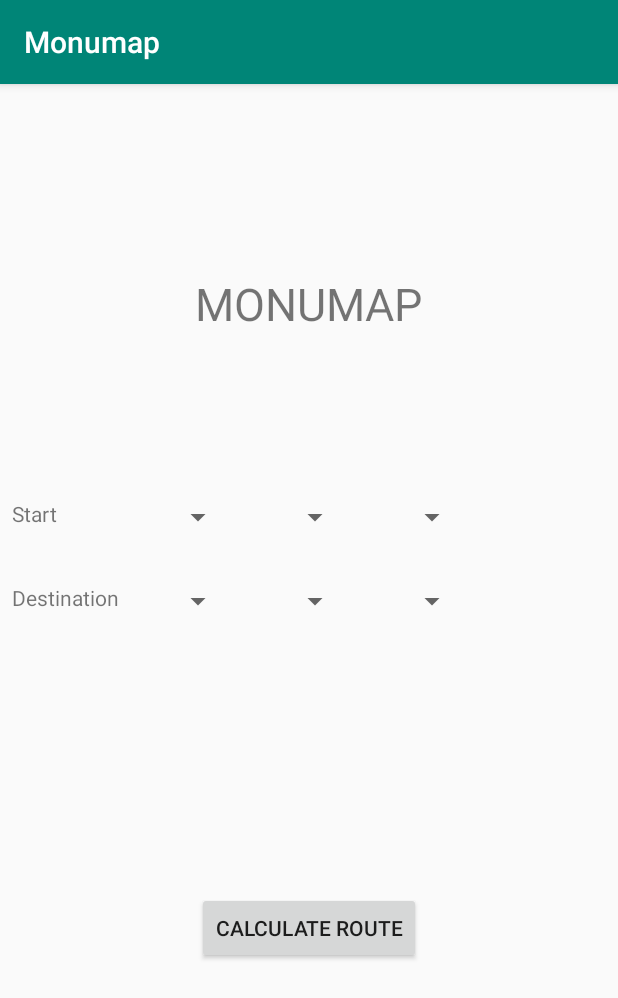
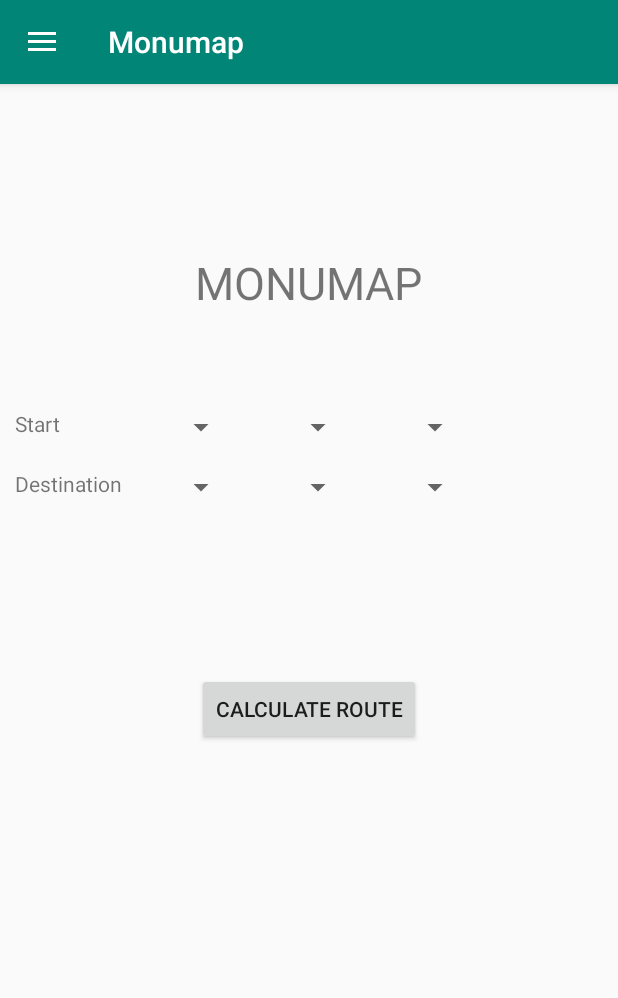
Before and after one commit to fossij/Monumap, an Android app: the screen it shows after launch (Home), on a phone screen of 412 x 824 dp. Shown: the top 998 px of the screen. Run offline under Robolectric (Android 15) with nearby library versions, the phone set to English and light mode, and no system bars.

Commit message:
Added settings page

```diff
--- a/app/build.gradle
+++ b/app/build.gradle
@@ -22,6 +22,7 @@ android {
 dependencies {
     implementation fileTree(dir: 'libs', include: ['*.jar'])
     implementation 'com.android.support:appcompat-v7:28.0.0'
+    implementation 'com.android.support:design:28.0.0'
     implementation 'com.android.support.constraint:constraint-layout:1.1.3'
     implementation 'com.android.support:design:28.0.0'
     implementation 'com.android.support:support-v4:28.0.0'
--- a/app/src/main/java/edu/wit/mobileapp/monumap/Home.java
+++ b/app/src/main/java/edu/wit/mobileapp/monumap/Home.java
@@ -2,25 +2,50 @@ package edu.wit.mobileapp.monumap;
 
 import android.content.Context;
 import android.content.Intent;
+import android.content.SharedPreferences;
+import android.support.annotation.NonNull;
+import android.support.design.widget.NavigationView;
+import android.support.v4.view.GravityCompat;
+import android.support.v4.widget.DrawerLayout;
+import android.support.v7.app.ActionBarDrawerToggle;
 import android.support.v7.app.AppCompatActivity;
 import android.os.Bundle;
-import android.util.Log;
+import android.support.v7.widget.Toolbar;
+import android.view.MenuItem;
 import android.view.View;
 import android.widget.Button;
 
 import java.util.ArrayList;
 
+import edu.wit.mobileapp.monumap.Dialogs.Settings;
 import edu.wit.mobileapp.monumap.Entities.Direction;
 import edu.wit.mobileapp.monumap.Entities.Instruction;
 import edu.wit.mobileapp.monumap.Entities.Location;
 import edu.wit.mobileapp.monumap.Entities.Route;
 
-public class Home extends AppCompatActivity {
+public class Home extends AppCompatActivity implements NavigationView.OnNavigationItemSelectedListener {
+    private DrawerLayout drawerLayout;
+    private SharedPreferences sharedPreferences;
 
     @Override
     protected void onCreate(Bundle savedInstanceState) {
         super.onCreate(savedInstanceState);
         setContentView(R.layout.home);
+        initializeStorage();
+
+        // create toolbar
+        Toolbar toolbar = findViewById(R.id.home_toolbar);
+        setSupportActionBar(toolbar);
+
+        // create drawer
+        drawerLayout = findViewById(R.id.home_drawer);
+        ActionBarDrawerToggle toggle = new ActionBarDrawerToggle(this, drawerLayout, toolbar, R.string.nav_drawer_open, R.string.nav_drawer_close);
+        drawerLayout.addDrawerListener(toggle);
+        toggle.syncState();
+
+        // listen to nav view clicks
+        NavigationView navigationView = findViewById(R.id.home_nav_view);
+        navigationView.setNavigationItemSelectedListener(this);
 
         // get list of options for each dropdown and display
 
@@ -53,4 +78,34 @@ public class Home extends AppCompatActivity {
             }
         });
     }
+
+    @Override
+    public boolean onNavigationItemSelected(@NonNull MenuItem menuItem) {
+        switch (menuItem.getItemId()) {
+            case R.id.nav_settings:
+                Settings settings = new Settings();
+                settings.setSharedPreferences(sharedPreferences);
+                settings.show(this.getSupportFragmentManager(), "SettingsDialog");
+                drawerLayout.closeDrawer(GravityCompat.START);
+                break;
+            default:
+                return false;
+        }
+        return true;
+    }
+
+    @Override
+    public void onBackPressed() {
+        // ensure back button closes drawer if open, rather than going back to prev. activity
+        if(drawerLayout.isDrawerOpen(GravityCompat.START)) {
+            drawerLayout.closeDrawer(GravityCompat.START);
+        }
+        else {
+            super.onBackPressed();
+        }
+    }
+
+    private void initializeStorage() {
+        sharedPreferences = getSharedPreferences(getString(R.string.preferences), Context.MODE_PRIVATE);
+    }
 }
--- /dev/null
+++ b/app/src/main/res/drawable/settings_icon.xml
@@ -0,0 +1,9 @@
+<vector xmlns:android="http://schemas.android.com/apk/res/android"
+        android:width="24dp"
+        android:height="24dp"
+        android:viewportWidth="24"
+        android:viewportHeight="24">
+    <path
+        android:fillColor="#FF000000"
+        android:pathData="M19.1,12.9a2.8,2.8 0,0 0,0.1 -0.9,2.8 2.8,0 0,0 -0.1,-0.9l2.1,-1.6a0.7,0.7 0,0 0,0.1 -0.6L19.4,5.5a0.7,0.7 0,0 0,-0.6 -0.2l-2.4,1a6.5,6.5 0,0 0,-1.6 -0.9l-0.4,-2.6a0.5,0.5 0,0 0,-0.5 -0.4H10.1a0.5,0.5 0,0 0,-0.5 0.4L9.3,5.4a5.6,5.6 0,0 0,-1.7 0.9l-2.4,-1a0.4,0.4 0,0 0,-0.5 0.2l-2,3.4c-0.1,0.2 0,0.4 0.2,0.6l2,1.6a2.8,2.8 0,0 0,-0.1 0.9,2.8 2.8,0 0,0 0.1,0.9L2.8,14.5a0.7,0.7 0,0 0,-0.1 0.6l1.9,3.4a0.7,0.7 0,0 0,0.6 0.2l2.4,-1a6.5,6.5 0,0 0,1.6 0.9l0.4,2.6a0.5,0.5 0,0 0,0.5 0.4h3.8a0.5,0.5 0,0 0,0.5 -0.4l0.3,-2.6a5.6,5.6 0,0 0,1.7 -0.9l2.4,1a0.4,0.4 0,0 0,0.5 -0.2l2,-3.4c0.1,-0.2 0,-0.4 -0.2,-0.6ZM12,15.6A3.6,3.6 0,1 1,15.6 12,3.6 3.6,0 0,1 12,15.6Z"/>
+</vector>
--- a/app/src/main/res/layout/home.xml
+++ b/app/src/main/res/layout/home.xml
@@ -1,37 +1,47 @@
 <?xml version="1.0" encoding="utf-8"?>
-<android.support.constraint.ConstraintLayout xmlns:android="http://schemas.android.com/apk/res/android"
+<android.support.v4.widget.DrawerLayout xmlns:android="http://schemas.android.com/apk/res/android"
     xmlns:app="http://schemas.android.com/apk/res-auto"
     xmlns:tools="http://schemas.android.com/tools"
     android:layout_width="match_parent"
     android:layout_height="match_parent"
-    tools:context=".Home">
+    android:fitsSystemWindows="true"
+    android:id="@+id/home_drawer"
+    tools:context=".Home"
+    tools:openDrawer="start">
+
+    <LinearLayout
+        android:layout_width="match_parent"
+        android:layout_height="match_parent"
+        android:orientation="vertical">
+
+        <android.support.v7.widget.Toolbar
+            android:layout_width="match_parent"
+            android:layout_height="?android:attr/actionBarSize"
+            android:background="@color/colorPrimary"
+            android:id="@+id/home_toolbar"
+            android:theme="@style/ThemeOverlay.AppCompat.Dark.ActionBar"
+            app:popupTheme="@style/ThemeOverlay.AppCompat.Light"
+            android:elevation="4dp"/>
 
         <TextView
             android:id="@+id/home_title"
             android:layout_width="wrap_content"
             android:layout_height="wrap_content"
-        android:layout_marginBottom="8dp"
+            android:layout_marginTop="112dp"
+            android:layout_marginBottom="16dp"
+            android:layout_gravity="center"
             android:text="@string/home_title"
-        android:textSize="30sp"
-        app:layout_constraintBottom_toTopOf="@+id/calculate_route"
-        app:layout_constraintLeft_toLeftOf="parent"
-        app:layout_constraintRight_toRightOf="parent"
-        app:layout_constraintTop_toTopOf="parent"
-        app:layout_constraintVertical_bias="0.257" />
+            android:textSize="30sp" />
 
         <LinearLayout
             android:id="@+id/start_layout"
             android:layout_width="match_parent"
             android:layout_height="wrap_content"
             android:layout_marginStart="8dp"
-        android:layout_marginEnd="8dp"
+            android:layout_marginEnd="4dp"
+            android:layout_marginTop="48dp"
             android:layout_marginBottom="8dp"
-        app:layout_constraintBottom_toBottomOf="parent"
-        app:layout_constraintEnd_toEndOf="parent"
-        app:layout_constraintHorizontal_bias="0.0"
-        app:layout_constraintStart_toStartOf="parent"
-        app:layout_constraintTop_toTopOf="parent"
-        app:layout_constraintVertical_bias="0.376">
+            android:layout_gravity="center">
 
             <TextView
                 android:id="@+id/start_text"
@@ -65,14 +75,9 @@
             android:layout_height="wrap_content"
             android:layout_marginStart="8dp"
             android:layout_marginTop="8dp"
-        android:layout_marginEnd="8dp"
-        android:layout_marginBottom="8dp"
-        app:layout_constraintBottom_toBottomOf="parent"
-        app:layout_constraintEnd_toEndOf="parent"
-        app:layout_constraintHorizontal_bias="0.0"
-        app:layout_constraintStart_toStartOf="parent"
-        app:layout_constraintTop_toBottomOf="@+id/start_layout"
-        app:layout_constraintVertical_bias="0.056">
+            android:layout_marginEnd="4dp"
+            android:layout_marginBottom="16dp"
+            android:layout_gravity="center">
 
             <TextView
                 android:id="@+id/destination_text"
@@ -104,13 +109,21 @@
             android:layout_width="wrap_content"
             android:layout_height="wrap_content"
             android:layout_marginStart="8dp"
-        android:layout_marginTop="8dp"
+            android:layout_marginTop="96dp"
             android:layout_marginEnd="8dp"
             android:layout_marginBottom="8dp"
-        android:text="@string/route_button"
-        app:layout_constraintBottom_toBottomOf="parent"
-        app:layout_constraintEnd_toEndOf="parent"
-        app:layout_constraintStart_toStartOf="parent"
-        app:layout_constraintTop_toBottomOf="@+id/destination_layout" />
+            android:layout_gravity="center"
+            android:text="@string/route_button" />
 
-</android.support.constraint.ConstraintLayout>
+    </LinearLayout>
+
+    <android.support.design.widget.NavigationView
+        android:layout_width="wrap_content"
+        android:layout_height="wrap_content"
+        android:layout_gravity="start"
+        android:id="@+id/home_nav_view"
+        app:menu="@menu/drawer_menu" />
+
+
+
+</android.support.v4.widget.DrawerLayout>
--- /dev/null
+++ b/app/src/main/res/menu/drawer_menu.xml
@@ -0,0 +1,10 @@
+<?xml version="1.0" encoding="utf-8"?>
+<menu xmlns:android="http://schemas.android.com/apk/res/android"
+    xmlns:tools="http://schemas.android.com/tools"
+    tools:showIn="navigation_drawer">
+
+    <item
+        android:id="@+id/nav_settings"
+        android:icon="@drawable/settings_icon"
+        android:title="@string/nav_settings_text" />
+</menu>
--- a/app/src/main/res/values/strings.xml
+++ b/app/src/main/res/values/strings.xml
@@ -28,4 +28,15 @@
     <string name="instruction_distance"><![CDATA[%1$s ft.]]></string>
     <string name="instruction_info_duration"><![CDATA[Duration: %1$s min.]]></string>
     <string name="instruction_info_distance"><![CDATA[Distance: %1$s ft.]]></string>
+    <string name="nav_settings_text">Settings</string>
+    <string name="nav_drawer_open">Open Navigation Drawer</string>
+    <string name="nav_drawer_close">Close Navigation Drawer</string>
+    <string name="settings_save">SAVE</string>
+    <string name="settings_cancel">Cancel</string>
+    <string name="settings_title">Settings</string>
+    <string name="settings_wheelchair_text">Enable wheelchair accessibility</string>
+    <string name="settings_text_to_speech_text">Enable text-to-speech instructions</string>
+    <string name="preferences">MONUMAP_PREFS</string>
+    <string name="sp_wheelchairAccessibilityEnabled">wheelchairAccessibilityEnabled</string>
+    <string name="sp_textToSpeechEnabled">textToSpeechEnabled</string>
 </resources>
--- a/app/src/main/res/values/styles.xml
+++ b/app/src/main/res/values/styles.xml
@@ -8,4 +8,9 @@
         <item name="colorAccent">@color/colorAccent</item>
     </style>
 
+    <style name="AppTheme.NoActionBar">
+        <item name="windowActionBar">false</item>
+        <item name="windowNoTitle">true</item>
+    </style>
+
 </resources>
```
Also changed, not shown: app/src/main/AndroidManifest.xml (+7 -2 lines), app/src/main/java/edu/wit/mobileapp/monumap/Dialogs/Settings.java (added, +50 -0 lines), app/src/main/res/layout/fragment_settings.xml (added, +52 -0 lines). Lines whose indentation alone changed are shown as unchanged.
